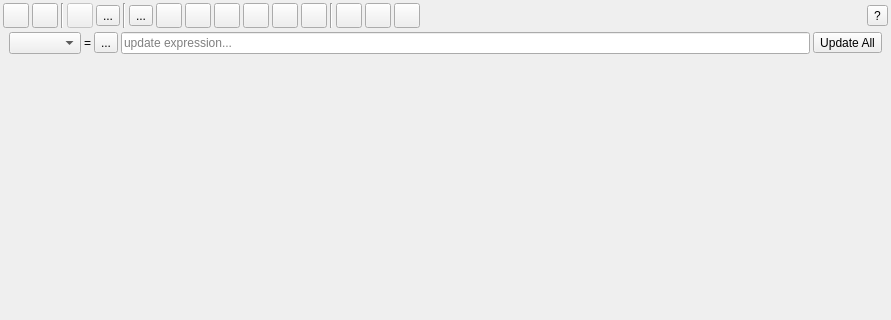
Old version of the form src/ui/qgsattributetabledialog.ui in the repository qgis/QGIS; both pictures show x 0 to 891 and y 0 to 320 of the 891 by 570 pixel window.
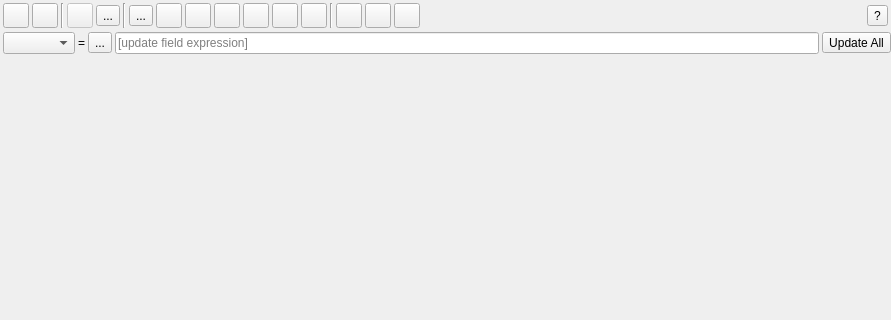
New version of the form. Icons and pictures are not drawn. Custom widgets are drawn as their Qt base class.

Commit message: Reduce margins on field calc bar

Diff of the .ui file:
```diff
--- a/src/ui/qgsattributetabledialog.ui
+++ b/src/ui/qgsattributetabledialog.ui
@@ -547,9 +547,18 @@
       <property name="spacing">
        <number>3</number>
       </property>
+      <property name="leftMargin">
+       <number>3</number>
+      </property>
       <property name="topMargin">
        <number>1</number>
       </property>
+      <property name="rightMargin">
+       <number>0</number>
+      </property>
+      <property name="bottomMargin">
+       <number>3</number>
+      </property>
       <item>
        <widget class="QComboBox" name="mFieldCombo"/>
       </item>
@@ -570,7 +579,7 @@
       <item>
        <widget class="QLineEdit" name="mUpdateExpressionText">
         <property name="placeholderText">
-         <string>update expression...</string>
+         <string>[update field expression]</string>
         </property>
        </widget>
       </item>
```
